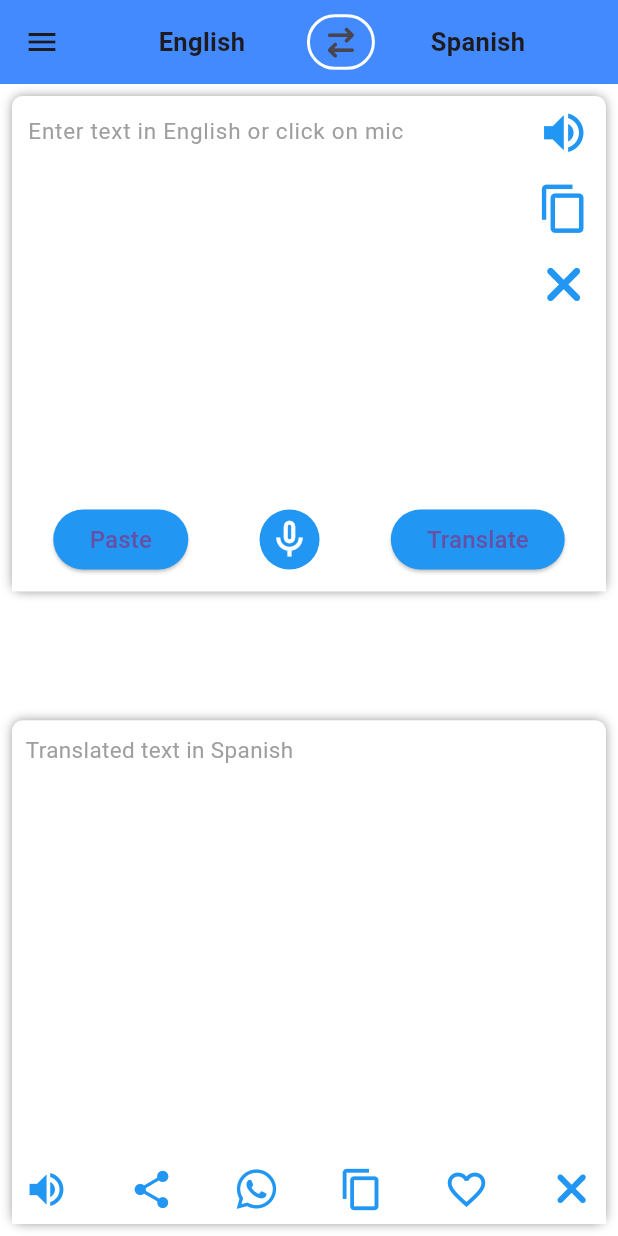
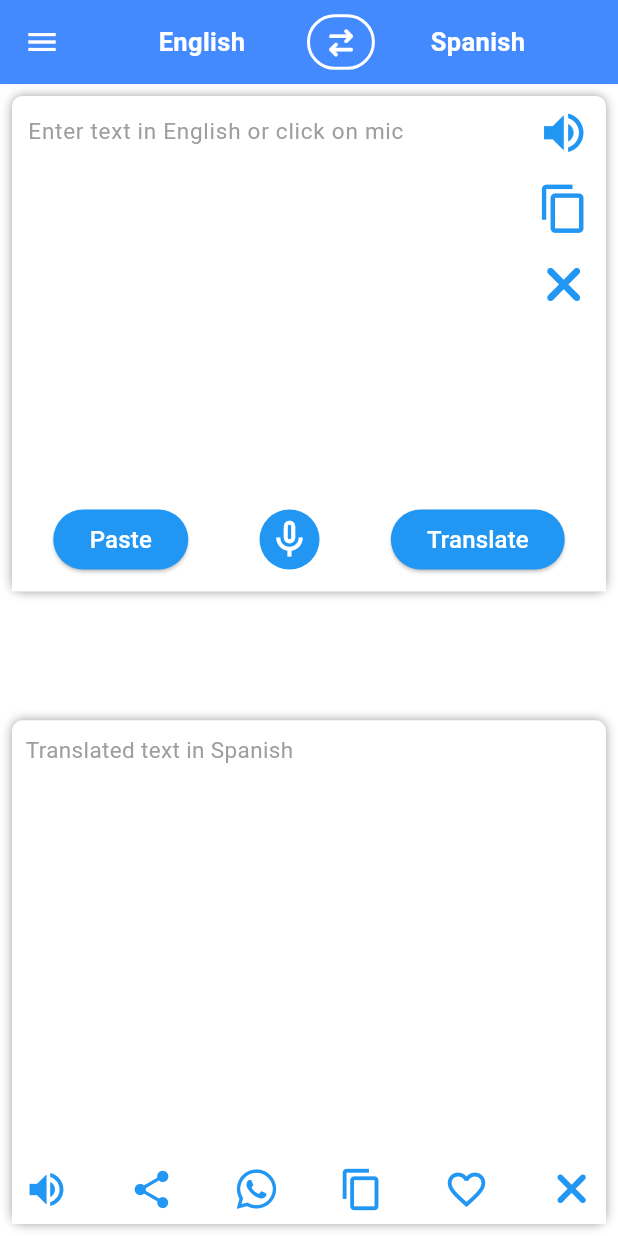
Before and after one commit to Ukasha0306/english_to_spanish_translator, a Flutter app: the screen it shows after launch, on a phone screen of 412 x 824 dp. Run offline on Flutter 3.47's test engine with Material 3 defaults, Android fonts, the phone set to English and light mode, and no system bars; drawn by our look-alikes of avatar_glow; our stand-ins replace flutter_tts, fluttertoast, font_awesome_flutter, google_mobile_ads, share_plus, speech_to_text; missing offline and left inert: gdpr_dialog, translator; network calls fail.

Commit message:
first commit

```diff
--- a/lib/main.dart
+++ b/lib/main.dart
@@ -1,8 +1,8 @@
-import 'package:english_to_spanish_translator/home_screen.dart';
-import 'package:english_to_spanish_translator/splash_screen.dart';
+
+import 'package:english_to_spanish_translator/screens/splash_screen.dart';
 import 'package:flutter/material.dart';
 import 'package:google_mobile_ads/google_mobile_ads.dart';
-import 'adds.dart';
+import 'screens/adds.dart';
 
 
 AppOpenAd? appOpenAd;
--- a/lib/my_button.dart
+++ b/lib/res/component/my_button.dart
@@ -22,7 +22,7 @@ class Button extends StatelessWidget {
       ),
       child: Text(
         title,
-        style: const TextStyle(fontSize: 16),
+        style: const TextStyle(fontSize: 16, color: Colors.white),
       ),
     );
   }
--- a/lib/drawer_screen.dart
+++ b/lib/screens/drawer_screen.dart
@@ -1,9 +1,11 @@
-import 'package:english_to_spanish_translator/home_screen.dart';
+
 import 'package:flutter/material.dart';
 import 'package:url_launcher/url_launcher.dart';
 import 'drawer_list.dart';
 import 'favourite_screen.dart';
 import 'history.dart';
+import 'home_screen.dart';
+
 
 
 class DrawerScreen extends StatelessWidget {
--- a/lib/favourite_screen.dart
+++ b/lib/screens/favourite_screen.dart
@@ -2,6 +2,7 @@ import 'package:flutter/material.dart';
 import 'package:google_mobile_ads/google_mobile_ads.dart';
 
 import 'adds.dart';
+
 
 
 class FavouriteItem{
@@ -44,7 +45,6 @@ class _FavouriteScreenState extends State<FavouriteScreen> {
   }
   @override
   void initState() {
-    // TODO: implement initState
     super.initState();
     initBannerAd();
   }
--- a/lib/home_screen.dart
+++ b/lib/screens/home_screen.dart
@@ -1,7 +1,5 @@
 import 'package:avatar_glow/avatar_glow.dart';
-import 'package:english_to_spanish_translator/adds.dart';
-import 'package:english_to_spanish_translator/history.dart';
-import 'package:english_to_spanish_translator/utilts.dart';
+import 'package:english_to_spanish_translator/res/utilts.dart';
 import 'package:flutter/foundation.dart';
 import 'package:flutter/material.dart';
 import 'package:flutter/services.dart';
@@ -13,10 +11,13 @@ import 'package:share_plus/share_plus.dart';
 import 'package:speech_to_text/speech_to_text.dart';
 import 'package:translator/translator.dart';
 import 'package:url_launcher/url_launcher.dart';
+import '../res/component/my_button.dart';
+import 'adds.dart';
 import 'drawer_screen.dart';
 import 'favourite_screen.dart';
+import 'history.dart';
 import 'interstitial_ad.dart';
-import 'my_button.dart';
+
 
 class HomeScreen extends StatefulWidget {
   const HomeScreen({Key? key}) : super(key: key);
@@ -25,8 +26,8 @@ class HomeScreen extends StatefulWidget {
   State<HomeScreen> createState() => _HomeScreenState();
 }
 
-class _HomeScreenState extends State<HomeScreen>
-    with SingleTickerProviderStateMixin {
+class _HomeScreenState extends State<HomeScreen> with SingleTickerProviderStateMixin {
+
   AnimationController? _animationController;
 
   List<TranslationHistoryItem> translationHistory = [];
@@ -43,6 +44,7 @@ class _HomeScreenState extends State<HomeScreen>
   SpeechToText speechToText = SpeechToText();
 
   static final _speech = SpeechToText();
+
   Future<bool> toggleRecording({
     required Function(String text) onResult,
     required ValueChanged<bool> onListening,
@@ -252,8 +254,7 @@ class _HomeScreenState extends State<HomeScreen>
                                 child: TextFormField(
                                   autofocus: false,
                                   maxLines: null,
-                                  scrollPhysics:
-                                      const AlwaysScrollableScrollPhysics(),
+                                  scrollPhysics: const AlwaysScrollableScrollPhysics(),
                                   controller: textController,
                                   style: const TextStyle(
                                     fontSize: 15,
@@ -577,23 +578,6 @@ class _HomeScreenState extends State<HomeScreen>
                                       size: 30,
                                     ),
                                   ),
-                                  // InkWell(
-                                  //     onTap: () {
-                                  //       if (translatedText.isEmpty) {
-                                  //         Utils.toastMesg("There is no text");
-                                  //       } else {
-                                  //
-                                  //        _shareDirectToFbMessenger();
-                                  //       }
-                                  //     },
-                                  //     child: Image.asset(
-                                  //       'assets/images/messenger.png',
-                                  //       height:
-                                  //           MediaQuery.sizeOf(context).height *
-                                  //               0.035,
-                                  //       fit: BoxFit.cover,
-                                  //       color: Colors.blue,
-                                  //     )),
                                   InkWell(
                                     onTap: () async{
                                       if (translatedText.isEmpty) {
@@ -695,13 +679,14 @@ class _HomeScreenState extends State<HomeScreen>
     final height = MediaQuery.sizeOf(context).height * 1;
     final width = MediaQuery.sizeOf(context).width * 1;
     return AppBar(
+      iconTheme: const IconThemeData(color: Colors.white),
       backgroundColor: Colors.blueAccent,
       actions: [
         Row(
           children: [
             Text(
               languages[currentLanguageIndex], // Use the current language
-              style: const TextStyle(fontSize: 17, fontWeight: FontWeight.bold),
+              style: const TextStyle(fontSize: 17, fontWeight: FontWeight.w600, color: Colors.white),
             ),
             SizedBox(width: width * 0.10),
             GestureDetector(
@@ -722,7 +707,8 @@ class _HomeScreenState extends State<HomeScreen>
                   ),
                   child: const Icon(
                     FontAwesomeIcons.arrowRightArrowLeft,
-                    size: 20,
+                    color: Colors.white,
+                    size: 18,
                   ),
                 ),
               ),
@@ -731,7 +717,7 @@ class _HomeScreenState extends State<HomeScreen>
             Text(
               languages[(currentLanguageIndex + 1) %
                   languages.length], // Use the next language
-              style: const TextStyle(fontSize: 17, fontWeight: FontWeight.bold),
+              style: const TextStyle(fontSize: 17, fontWeight:  FontWeight.w600, color: Colors.white),
             ),
             SizedBox(width: width * .15),
           ],
--- a/lib/interstitial_ad.dart
+++ b/lib/screens/interstitial_ad.dart
@@ -2,6 +2,7 @@ import 'package:flutter/material.dart';
 import 'package:google_mobile_ads/google_mobile_ads.dart';
 
 import 'adds.dart';
+
 
 
 
--- a/lib/splash_screen.dart
+++ b/lib/screens/splash_screen.dart
@@ -1,5 +1,5 @@
-import 'package:english_to_spanish_translator/splash_service.dart';
 import 'package:flutter/material.dart';
+import 'splash_service.dart';
 
 
 class SplashScreen extends StatefulWidget {
```
Also changed, not shown: lib/res/utilts.dart (renamed from lib/utilts.dart), lib/screens/adds.dart (renamed from lib/adds.dart), lib/screens/drawer_list.dart (renamed from lib/drawer_list.dart), lib/screens/history.dart (renamed from lib/history.dart), lib/screens/splash_service.dart (renamed from lib/splash_service.dart), pubspec.lock.
